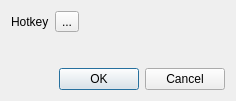
First picture: the form in zeal/zealsettingsdialog.ui, repository zealdocs/zeal, before the edit.
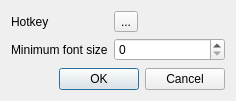
Second picture: the form after the edit. Custom widgets are drawn as their Qt base class.

Commit message: 'Minimum font size' option

```diff
--- a/zeal/zealsettingsdialog.ui
+++ b/zeal/zealsettingsdialog.ui
@@ -30,6 +30,16 @@
        </property>
       </widget>
      </item>
+     <item row="1" column="1">
+      <widget class="QSpinBox" name="minFontSize"/>
+     </item>
+     <item row="1" column="0">
+      <widget class="QLabel" name="label_2">
+       <property name="text">
+        <string>Minimum font size</string>
+       </property>
+      </widget>
+     </item>
     </layout>
    </item>
    <item>
```
The commit also changes 5 other files.
